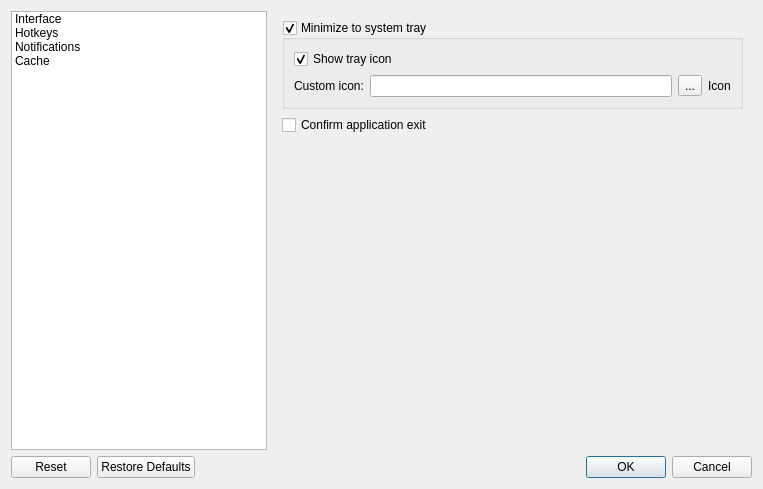
Before: the Qt Designer form app/forms/dlg_preferences.ui in ColinDuquesnoy/MellowPlayer, drawn with Qt 5.
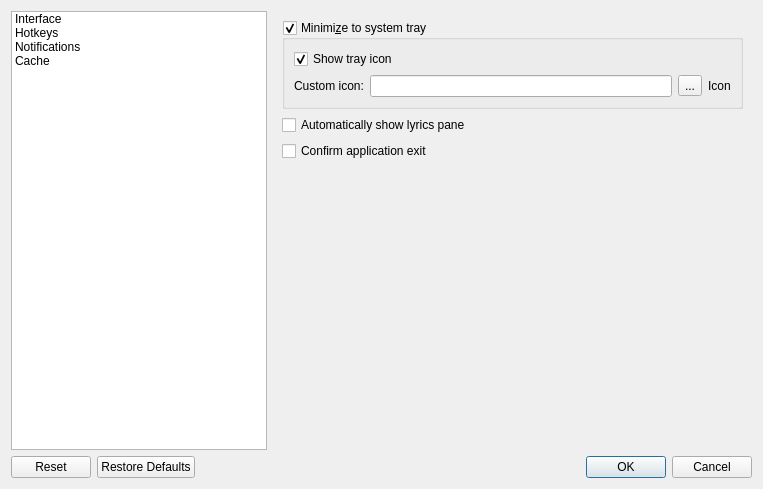
After: the same form once the commit is applied. The open tabs and pages were chosen to show the change. Icons and pictures are not drawn.

Commit message:
Finish lyrics integration
By default the lyrics pane is hidden and must be shown manually (the auto show option is off by default to not bother existing users).

Diff of the .ui file:
```diff
--- a/app/forms/dlg_preferences.ui
+++ b/app/forms/dlg_preferences.ui
@@ -84,7 +84,7 @@
          <item>
           <widget class="QGroupBox" name="groupBoxMinimizeToTray">
            <property name="title">
-            <string>Minimize to system tray</string>
+            <string>Minimi&amp;ze to system tray</string>
            </property>
            <property name="flat">
             <bool>false</bool>
@@ -137,6 +137,16 @@
            </layout>
           </widget>
          </item>
+         <item>
+          <widget class="QCheckBox" name="checkBoxAutoShowLyrics">
+           <property name="toolTip">
+            <string>&lt;html&gt;&lt;head/&gt;&lt;body&gt;&lt;p&gt;Automatically show or hide the lyrics pane.&lt;/p&gt;&lt;/body&gt;&lt;/html&gt;</string>
+           </property>
+           <property name="text">
+            <string>Automatically show lyrics pane</string>
+           </property>
+          </widget>
+         </item>
          <item>
           <widget class="QCheckBox" name="checkBoxConfirmQuit">
            <property name="text">
```
Left out of the diff: 2 changed lines with no effect on the pictures. The commit also changes 3 other files.
